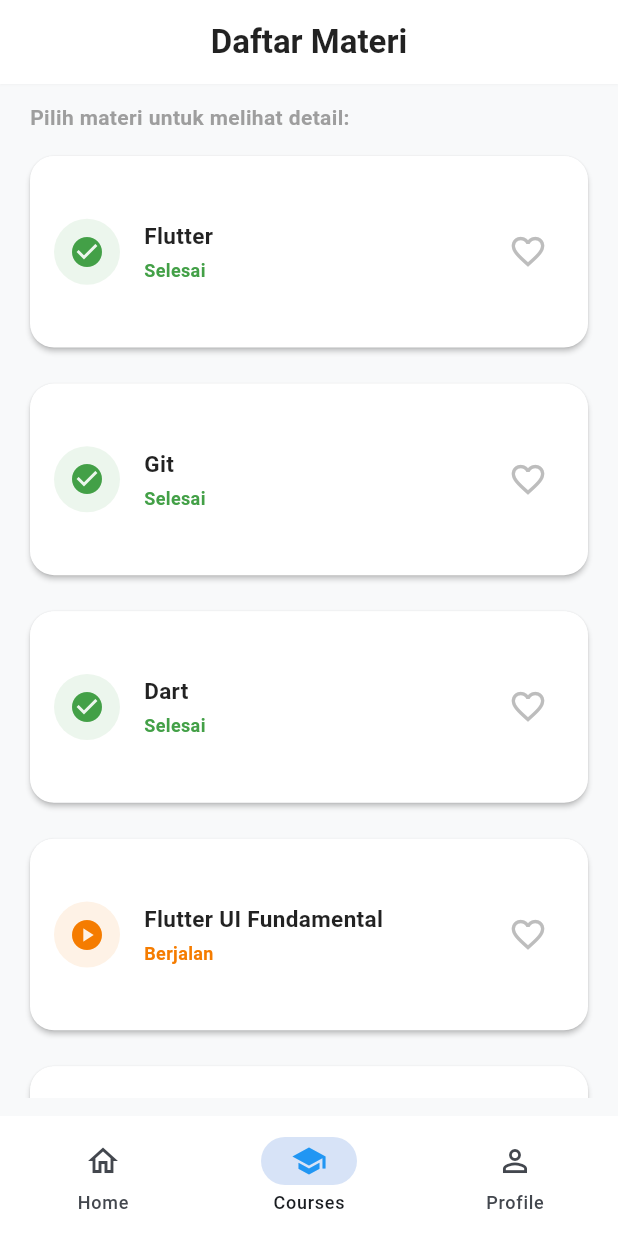
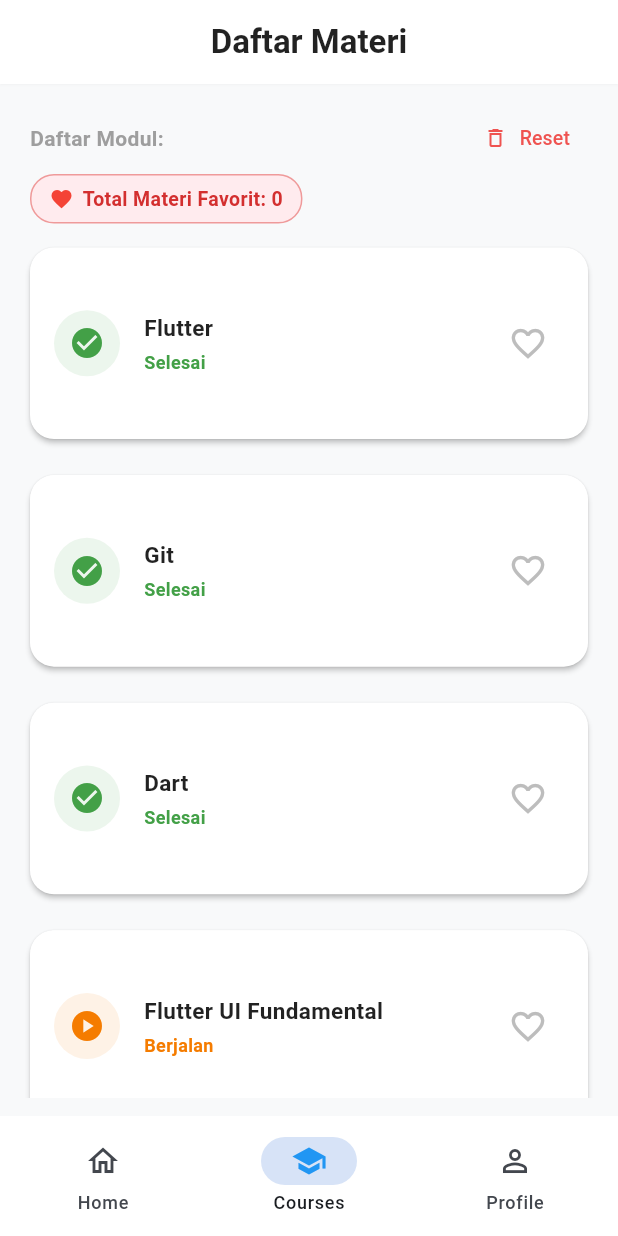
Before and after one commit to kadekmartini/flutter_ui_fundamentals, a Flutter app: the screen it shows after launch, item 2 of the bottom bar chosen, on a phone screen of 412 x 824 dp. Run offline on Flutter 3.47's test engine with Material 3 defaults, Android fonts, the phone set to English and light mode, and no system bars.

Commit message:
Eksperimen ValueNotifier untuk state sederhana

```diff
--- a/lib/main.dart
+++ b/lib/main.dart
@@ -38,7 +38,6 @@ class MyApp extends StatelessWidget {
   }
 }
 
-// Fungsi helper global untuk menyamakan teks status
 String getStatusText(String status) {
   if (status == 'done') return 'Selesai';
   if (status == 'active') return 'Berjalan';
@@ -385,7 +384,7 @@ class _HomeTabState extends State<HomeTab> {
 }
 
 // ==========================================
-// TAB 2: CoursesTab (PARENT)
+// TAB 2: CoursesTab
 // ==========================================
 class CoursesTab extends StatefulWidget {
   const CoursesTab({super.key});
@@ -397,9 +396,11 @@ class CoursesTab extends StatefulWidget {
 class _CoursesTabState extends State<CoursesTab> {
   late Future<Map<String, dynamic>> studentFuture;
 
-  // TAHAP 3: Lifting State Up - Parent menyimpan daftar semua course yang difavoritkan
-  // Single Source of Truth
+  // TAHAP 3: Single Source of Truth
   final Set<String> _favoriteCourses = {};
+
+  // TAHAP 4: (Poin 18) Buat ValueNotifier untuk jumlah favorite (nilai sederhana)
+  final ValueNotifier<int> favoriteCountNotifier = ValueNotifier<int>(0);
 
   Future<Map<String, dynamic>> loadStudentData() async {
     final String jsonString = await rootBundle.loadString('assets/data/student_data.json');
@@ -410,6 +411,13 @@ class _CoursesTabState extends State<CoursesTab> {
   void initState() {
     super.initState();
     studentFuture = loadStudentData();
+  }
+
+  @override
+  void dispose() {
+    // TAHAP 4: Wajib membuang/dispose notifier untuk menghindari memory leak
+    favoriteCountNotifier.dispose();
+    super.dispose();
   }
 
   int columnsFor(double width) {
@@ -440,13 +448,66 @@ class _CoursesTabState extends State<CoursesTab> {
             child: Column(
               crossAxisAlignment: CrossAxisAlignment.start,
               children: [
-                const Padding(
-                  padding: EdgeInsets.only(bottom: 12.0, left: 4),
-                  child: Text(
-                    'Pilih materi untuk melihat detail:',
-                    style: TextStyle(fontSize: 14, fontWeight: FontWeight.bold, color: Colors.grey),
+                Row(
+                  mainAxisAlignment: MainAxisAlignment.spaceBetween,
+                  children: [
+                    const Padding(
+                      padding: EdgeInsets.only(left: 4),
+                      child: Text(
+                        'Daftar Modul:',
+                        style: TextStyle(fontSize: 14, fontWeight: FontWeight.bold, color: Colors.grey),
+                      ),
+                    ),
+
+                    // TAHAP 4: (Poin 20) Tambahkan button yang mengubah value (tombol reset favorit)
+                    TextButton.icon(
+                      onPressed: () {
+                        setState(() {
+                          _favoriteCourses.clear(); // Bersihkan set
+                        });
+                        // Ubah value notifier secara mandiri (tanpa setState untuk widget ini)
+                        favoriteCountNotifier.value = 0;
+
+                        ScaffoldMessenger.of(context).showSnackBar(
+                          const SnackBar(content: Text('Semua favorit di-reset!'), duration: Duration(seconds: 1)),
+                        );
+                      },
+                      icon: const Icon(Icons.delete_outline, size: 16),
+                      label: const Text('Reset', style: TextStyle(fontSize: 13)),
+                      style: TextButton.styleFrom(foregroundColor: Colors.red.shade400),
+                    ),
+                  ],
+                ),
+
+                // TAHAP 4: (Poin 19) Tampilkan nilai dengan ValueListenableBuilder
+                Padding(
+                  padding: const EdgeInsets.only(bottom: 12.0, left: 4),
+                  child: ValueListenableBuilder<int>(
+                    valueListenable: favoriteCountNotifier,
+                    builder: (context, count, child) {
+                      return Container(
+                        padding: const EdgeInsets.symmetric(horizontal: 12, vertical: 6),
+                        decoration: BoxDecoration(
+                          color: Colors.red.shade50,
+                          borderRadius: BorderRadius.circular(16),
+                          border: Border.all(color: Colors.red.shade200),
+                        ),
+                        child: Row(
+                          mainAxisSize: MainAxisSize.min,
+                          children: [
+                            Icon(Icons.favorite, color: Colors.red.shade500, size: 16),
+                            const SizedBox(width: 6),
+                            Text(
+                              'Total Materi Favorit: $count',
+                              style: TextStyle(fontSize: 13, fontWeight: FontWeight.bold, color: Colors.red.shade700),
+                            ),
+                          ],
+                        ),
+                      );
+                    },
                   ),
                 ),
+
                 Expanded(
                   child: LayoutBuilder(
                     builder: (context, constraints) {
@@ -461,15 +522,13 @@ class _CoursesTabState extends State<CoursesTab> {
                         itemBuilder: (context, index) {
                           final courseData = courses[index] as Map<String, dynamic>;
                           final courseTitle = courseData['title'] as String? ?? 'Unknown';
-
-                          // TAHAP 3: Cek apakah materi ini ada di dalam set favorit
                           final isFav = _favoriteCourses.contains(courseTitle);
 
                           return InteractiveCourseCard(
                             course: courseData,
-                            isFavorite: isFav, // Kirim state ke child
+                            isFavorite: isFav,
                             onFavoriteChanged: (bool newValue) {
-                              // TAHAP 3: Terima aksi dari child melalui callback
+                              // Mengubah Local State Daftar
                               setState(() {
                                 if (newValue) {
                                   _favoriteCourses.add(courseTitle);
@@ -477,6 +536,9 @@ class _CoursesTabState extends State<CoursesTab> {
                                   _favoriteCourses.remove(courseTitle);
                                 }
                               });
+
+                              // TAHAP 4: Ubah state notifier (yang akan men-trigger ValueListenableBuilder di atas)
+                              favoriteCountNotifier.value = _favoriteCourses.length;
                             },
                           );
                         },
@@ -496,7 +558,6 @@ class _CoursesTabState extends State<CoursesTab> {
 // ==========================================
 // TAHAP 3: Interactive CourseCard (CHILD - Stateless)
 // ==========================================
-// Class diubah menjadi StatelessWidget karena tidak lagi memiliki state mandiri
 class InteractiveCourseCard extends StatelessWidget {
   final Map<String, dynamic> course;
   final bool isFavorite;
@@ -584,22 +645,7 @@ class InteractiveCourseCard extends StatelessWidget {
                   size: 26,
                 ),
                 onPressed: () {
-                  // TAHAP 3: Kirim aksi kembali ke Parent
                   onFavoriteChanged(!isFavorite);
-
-                  ScaffoldMessenger.of(context).clearSnackBars();
-                  ScaffoldMessenger.of(context).showSnackBar(
-                    SnackBar(
-                      content: Text(
-                        !isFavorite
-                            ? '${course['title']} ditambahkan ke Favorit'
-                            : '${course['title']} dihapus dari Favorit',
-                      ),
-                      behavior: SnackBarBehavior.floating,
-                      shape: RoundedRectangleBorder(borderRadius: BorderRadius.circular(10)),
-                      duration: const Duration(seconds: 1),
-                    ),
-                  );
                 },
               ),
             ],
```
